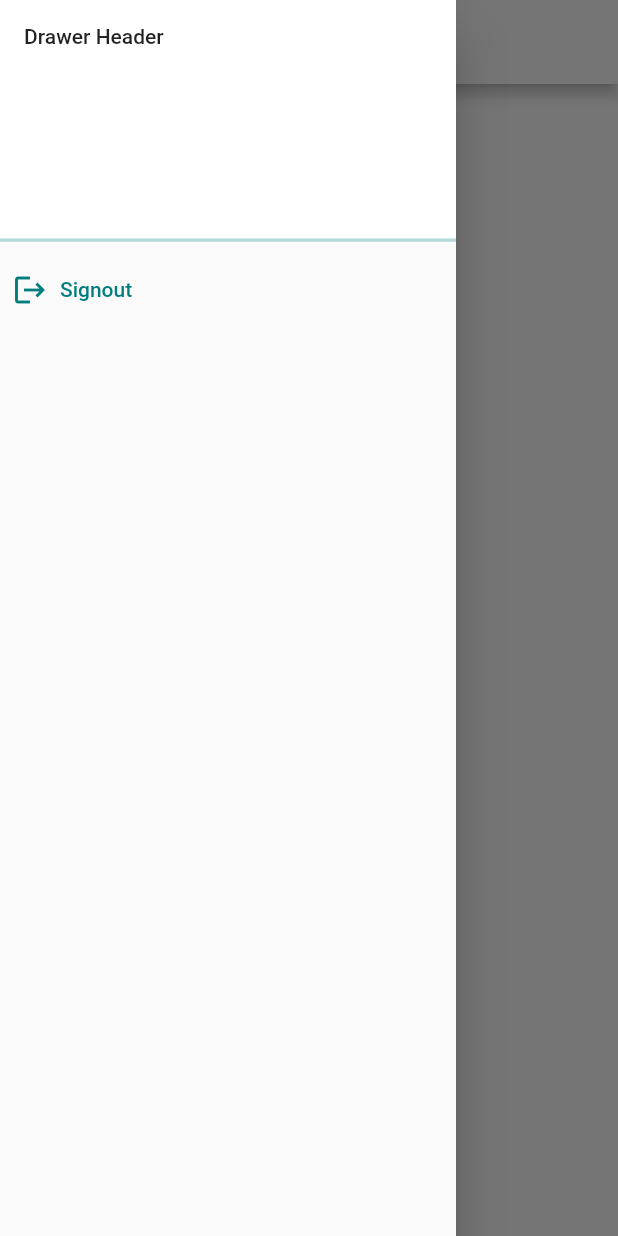
After one commit to ryanf10/prorum_flutter, a Flutter app: the HomeScreen screen opened directly, with the side drawer open, on a phone screen of 412 x 824 dp. The commit adds this screen. Run offline on Flutter 3.47's test engine with Material 2 defaults, Android fonts, the phone set to English and light mode, and no system bars; our stand-ins replace flutter_secure_storage; accounts and stored records are empty.

Commit message:
feat: add register, home screen, session

```diff
--- a/lib/components/rounded_button.dart
+++ b/lib/components/rounded_button.dart
@@ -5,6 +5,7 @@ class RoundedButton extends StatelessWidget {
   final String text;
   final VoidCallback press;
   final Color color, textColor;
+  final bool isDisabled;
 
   const RoundedButton({
     Key? key,
@@ -12,6 +13,7 @@ class RoundedButton extends StatelessWidget {
     required this.press,
     this.color = kPrimaryColor,
     this.textColor = Colors.white,
+    this.isDisabled = false,
   }) : super(key: key);
 
   @override
@@ -24,7 +26,7 @@ class RoundedButton extends StatelessWidget {
         borderRadius: BorderRadius.circular(30),
         child: ElevatedButton(
           style: ElevatedButton.styleFrom(
-              primary: color,
+              primary: isDisabled ? Colors.grey : color,
               shape: RoundedRectangleBorder(
                 borderRadius: BorderRadius.circular(15),
               ),
--- /dev/null
+++ b/lib/screens/home/home_screen.dart
@@ -0,0 +1,56 @@
+import 'package:flutter/material.dart';
+import 'package:prorum_flutter/constant.dart';
+import 'package:prorum_flutter/screens/welcome/welcome_screen.dart';
+import 'package:prorum_flutter/session.dart';
+
+class HomeScreen extends StatelessWidget {
+  const HomeScreen({Key? key}) : super(key: key);
+
+  @override
+  Widget build(BuildContext context) {
+    return Scaffold(
+      appBar: AppBar(
+        backgroundColor: Colors.white,
+        foregroundColor: kPrimaryColor,
+      ),
+      body: const Text('Home'),
+      drawer: Drawer(
+        child: ListView(
+          children: <Widget>[
+            const DrawerHeader(
+              decoration: BoxDecoration(
+                color: Colors.white,
+                border: Border(
+                    bottom: BorderSide(color: kPrimaryLightColor, width: 2.0)),
+              ),
+              child: Text('Drawer Header'),
+            ),
+            Row(
+              children: [
+                TextButton.icon(
+                  label: const Text('Signout'),
+                  icon: const Icon(Icons.logout),
+                  style: TextButton.styleFrom(
+                    primary: kPrimaryColor
+                  ),
+                  onPressed: () {
+                    Session.destroyAll();
+                    Navigator.pushAndRemoveUntil(
+                      context,
+                      MaterialPageRoute(
+                        builder: (BuildContext context) {
+                          return const WelcomeScreen();
+                        },
+                      ),
+                      (route) => false,
+                    );
+                  },
+                ),
+              ],
+            ),
+          ],
+        ),
+      ),
+    );
+  }
+}
--- a/pubspec.yaml
+++ b/pubspec.yaml
@@ -31,6 +31,7 @@ dependencies:
     sdk: flutter
   flutter_launcher_icons: ^0.9.2
   http: ^0.13.4
+  flutter_secure_storage: ^5.0.2
 
 
   # The following adds the Cupertino Icons font to your application.
```
Also changed, not shown: lib/main.dart (+7 -2 lines), lib/screens/login/components/body.dart (+43 -4 lines), lib/screens/signup/components/body.dart (+72 -9 lines), lib/session.dart (added, +40 -0 lines), pubspec.lock.
